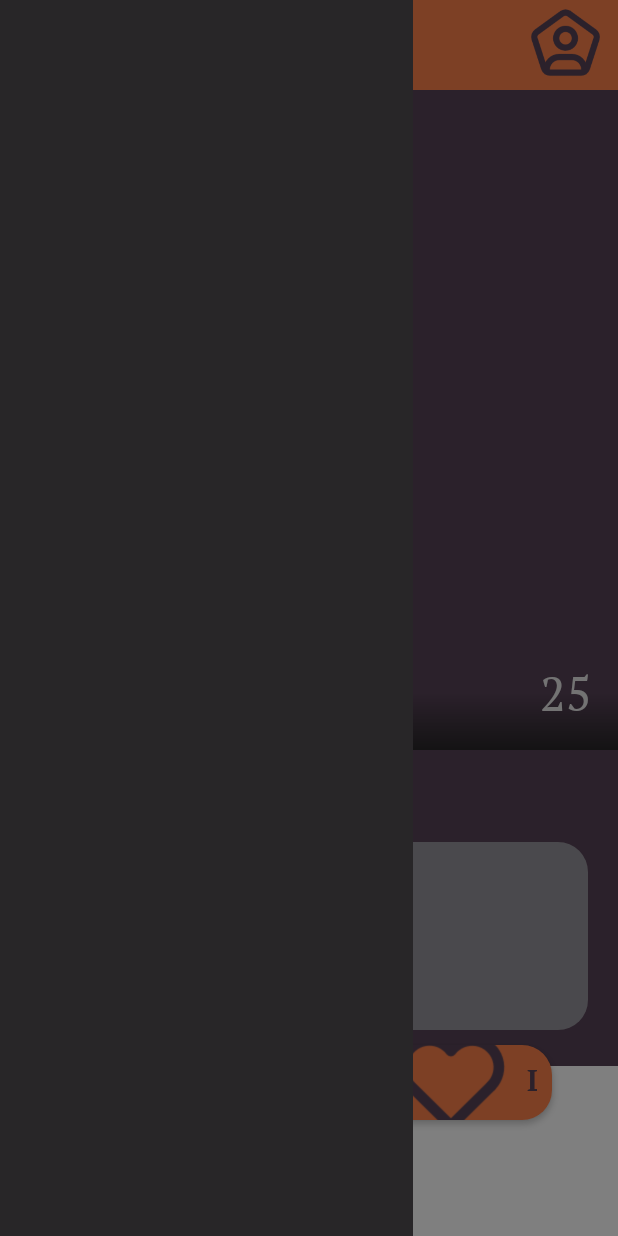
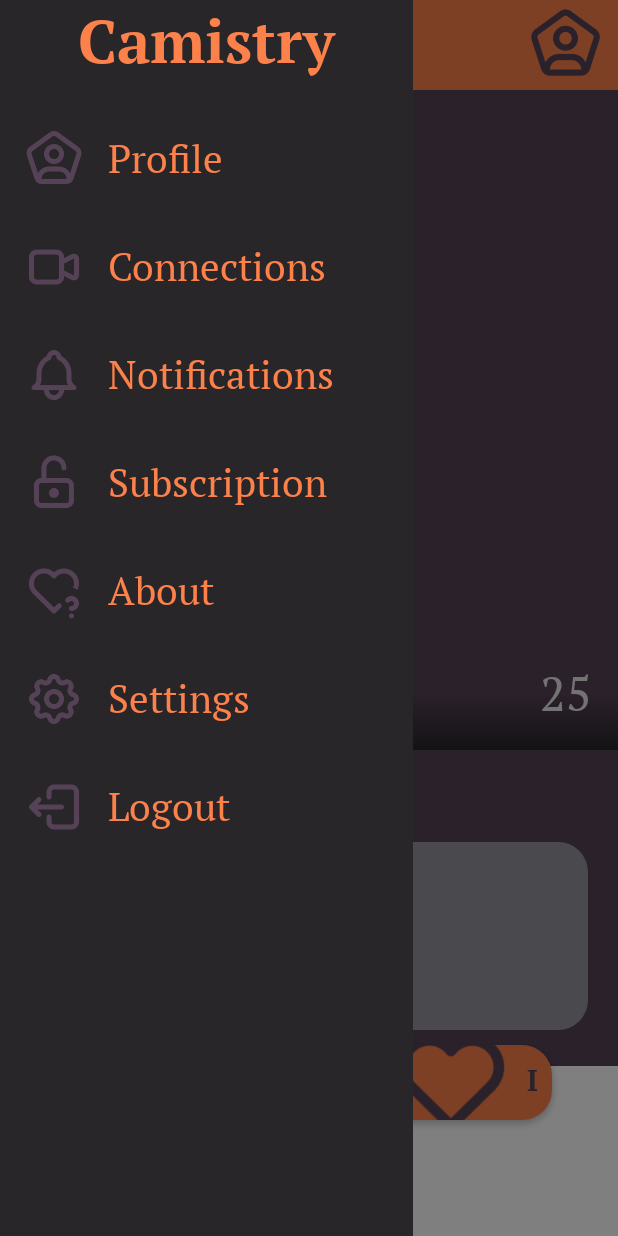
Before and after one commit to NathanGrs00/camistry, an Android app: the screen it shows after launch (MainActivity), after a tap on "Open navigation menu.", on a phone screen of 412 x 824 dp. Run offline under Robolectric (Android 15) with nearby library versions, the phone set to English and light mode, and no system bars.

Commit message:
Add HamburgerFragment and implement menu with dynamic items

```diff
--- /dev/null
+++ b/app/src/main/java/com/nathan/camistry/model/MenuItem.kt
@@ -0,0 +1,4 @@
+package com.nathan.camistry.model
+
+data class MenuItem(val title: String, val iconResId: Int) {
+}
--- a/app/src/main/java/com/nathan/camistry/ui/hamburger/HamburgerFragment.kt
+++ b/app/src/main/java/com/nathan/camistry/ui/hamburger/HamburgerFragment.kt
@@ -5,7 +5,10 @@ import android.view.LayoutInflater
 import android.view.View
 import android.view.ViewGroup
 import androidx.fragment.app.Fragment
+import androidx.recyclerview.widget.LinearLayoutManager
+import androidx.recyclerview.widget.RecyclerView
 import com.nathan.camistry.R
+import com.nathan.camistry.model.MenuItem
 
 class HamburgerFragment: Fragment() {
     override fun onCreateView(
@@ -18,5 +21,48 @@ class HamburgerFragment: Fragment() {
     override fun onViewCreated(view: View, savedInstanceState: Bundle?) {
         super.onViewCreated(view, savedInstanceState)
 
+        val menuItems = listOf(
+            MenuItem("Profile", R.drawable.ic_user_profile),
+            MenuItem("Connections", R.drawable.ic_videocam),
+            MenuItem("Notifications", R.drawable.ic_notification_bell),
+            MenuItem("Subscription", R.drawable.ic_lock),
+            MenuItem("About", R.drawable.ic_heart_question),
+            MenuItem("Settings", R.drawable.ic_settings),
+            MenuItem("Logout", R.drawable.ic_logout)
+        )
+
+        val menuList = view.findViewById<RecyclerView>(R.id.rv_menu)
+        menuList.layoutManager = LinearLayoutManager(context)
+        menuList.adapter = MenuAdapter(menuItems) { menuItem ->
+            when (menuItem.title) {
+                "Profile" -> {
+                    // Handle Profile click
+                }
+
+                "Connections" -> {
+                    // Handle Connections click
+                }
+
+                "Notifications" -> {
+                    // Handle Notifications click
+                }
+
+                "Subscription" -> {
+                    // Handle Subscription click
+                }
+
+                "About" -> {
+                    // Handle About click
+                }
+
+                "Settings" -> {
+                    // Handle Settings click
+                }
+
+                "Logout" -> {
+                    // Handle Logout click
+                }
+            }
+        }
     }
 }
--- /dev/null
+++ b/app/src/main/java/com/nathan/camistry/ui/hamburger/MenuAdapter.kt
@@ -0,0 +1,38 @@
+package com.nathan.camistry.ui.hamburger
+
+import android.view.LayoutInflater
+import android.view.View
+import android.view.ViewGroup
+import android.widget.ImageView
+import android.widget.TextView
+import androidx.recyclerview.widget.RecyclerView
+import com.nathan.camistry.R
+import com.nathan.camistry.model.MenuItem
+
+class MenuAdapter(
+    private val items: List<MenuItem>,
+    private val onItemClick: (MenuItem) -> Unit
+) : RecyclerView.Adapter<MenuAdapter.MenuViewHolder>() {
+    inner class MenuViewHolder(view: View) : RecyclerView.ViewHolder(view) {
+        val icon: ImageView = view.findViewById(R.id.iv_icon)
+        val title: TextView = view.findViewById(R.id.tv_title)
+
+        fun bind(item: MenuItem) {
+            icon.setImageResource(item.iconResId)
+            icon.contentDescription = "${item.title} icon"
+            title.text = item.title
+            itemView.setOnClickListener { onItemClick(item) }
+        }
+    }
+
+    override fun onCreateViewHolder(parent: ViewGroup, viewType: Int): MenuViewHolder {
+        val view = LayoutInflater.from(parent.context).inflate(R.layout.menu_item, parent, false)
+        return MenuViewHolder(view)
+    }
+
+    override fun onBindViewHolder(holder: MenuViewHolder, position: Int) {
+        holder.bind(items[position])
+    }
+
+    override fun getItemCount(): Int = items.size
+}
--- a/app/src/main/java/com/nathan/camistry/ui/topbar/TopbarFragment.kt
+++ b/app/src/main/java/com/nathan/camistry/ui/topbar/TopbarFragment.kt
@@ -42,7 +42,9 @@ class TopbarFragment : Fragment() {
         menu.visibility = View.VISIBLE
         blocker.visibility = View.VISIBLE
 
+        // Load in the menu, otherwise menu.width will be 0
         menu.post {
+            // Animate the menu sliding in from the left
             ObjectAnimator.ofFloat(menu, "translationX", -menu.width.toFloat(), 0f).apply {
                 duration = 400
                 start()
@@ -51,12 +53,16 @@ class TopbarFragment : Fragment() {
 
         // If the user clicks on the blocker, close the menu
         blocker.setOnTouchListener { _, event ->
+            // If the user lifts their finger, close the menu
             if (event.action == MotionEvent.ACTION_UP) {
+                // performClick is needed for accessibility
                 blocker.performClick()
+                // Animate the menu sliding out to the left
                 ObjectAnimator.ofFloat(menu, "translationX", 0f, -menu.width.toFloat()).apply {
                     duration = 400
                     start()
                 }.doOnEnd {
+                    // Set the menu and blocker to gone after the animation ends
                     menu.visibility = View.GONE
                     blocker.visibility = View.GONE
                 }
--- a/app/src/main/res/layout/fragment_hamburger_menu.xml
+++ b/app/src/main/res/layout/fragment_hamburger_menu.xml
@@ -1,8 +1,23 @@
 <?xml version="1.0" encoding="utf-8"?>
 <LinearLayout xmlns:android="http://schemas.android.com/apk/res/android"
-    android:layout_width="275dp"
+    android:layout_width="@dimen/hamburger_menu_width"
     android:layout_height="match_parent"
     android:background="@color/primary_black"
     android:orientation="vertical">
 
+    <TextView
+        android:id="@+id/tv_app_name"
+        android:layout_width="match_parent"
+        android:layout_height="wrap_content"
+        android:fontFamily="@font/serif_bold"
+        android:gravity="center"
+        android:text="@string/app_name"
+        android:textColor="@color/secondary_text_coral"
+        android:textSize="@dimen/hamburger_menu_logo_size" />
+
+    <androidx.recyclerview.widget.RecyclerView
+        android:id="@+id/rv_menu"
+        android:layout_width="match_parent"
+        android:layout_height="match_parent"
+        android:layout_marginTop="@dimen/hamburger_menu_margin_top" />
 </LinearLayout>
--- /dev/null
+++ b/app/src/main/res/layout/menu_item.xml
@@ -0,0 +1,23 @@
+<?xml version="1.0" encoding="utf-8"?>
+<LinearLayout xmlns:android="http://schemas.android.com/apk/res/android"
+    android:layout_width="match_parent"
+    android:layout_height="wrap_content"
+    android:orientation="horizontal"
+    android:padding="@dimen/hamburger_menu_padding">
+
+    <ImageView
+        android:id="@+id/iv_icon"
+        android:layout_width="@dimen/hamburger_menu_icon_size"
+        android:layout_height="@dimen/hamburger_menu_icon_size"
+        android:contentDescription="@string/placeholder_icon"
+        android:layout_marginEnd="@dimen/hamburger_menu_icon_margin" />
+
+    <TextView
+        android:id="@+id/tv_title"
+        android:layout_width="wrap_content"
+        android:layout_height="wrap_content"
+        android:layout_gravity="center_vertical"
+        android:fontFamily="@font/serif_regular"
+        android:textSize="@dimen/hamburger_menu_text_size"
+        android:textColor="@color/secondary_text_coral" />
+</LinearLayout>
--- a/app/src/main/res/values/dimens.xml
+++ b/app/src/main/res/values/dimens.xml
@@ -10,4 +10,12 @@
     <dimen name="icon_margin">10dp</dimen>
 
     <dimen name="top_bar_height">60dp</dimen>
+
+    <dimen name="hamburger_menu_logo_size">40sp</dimen>
+    <dimen name="hamburger_menu_width">275dp</dimen>
+    <dimen name="hamburger_menu_margin_top">16dp</dimen>
+    <dimen name="hamburger_menu_padding">16dp</dimen>
+    <dimen name="hamburger_menu_icon_size">40dp</dimen>
+    <dimen name="hamburger_menu_icon_margin">16dp</dimen>
+    <dimen name="hamburger_menu_text_size">26sp</dimen>
 </resources>
--- a/app/src/main/res/values/strings.xml
+++ b/app/src/main/res/values/strings.xml
@@ -6,6 +6,7 @@
     <string name="placeholder_bio">Here comes the biography…</string>
     <string name="placeholder_firstname">First name</string>
     <string name="placeholder_age">Age</string>
+    <string name="placeholder_icon">Icon</string>
 
     <string name="description_image_first">First photo on the dating profile.</string>
     <string name="description_nav_icon">Open navigation menu.</string>
```
Also changed, not shown: app/src/main/res/drawable/ic_heart_question.png (added), app/src/main/res/drawable/ic_lock.png (added), app/src/main/res/drawable/ic_logout.png (added), app/src/main/res/drawable/ic_notification_bell.png (added), app/src/main/res/drawable/ic_settings.png (added), app/src/main/res/drawable/ic_videocam.png (added).
